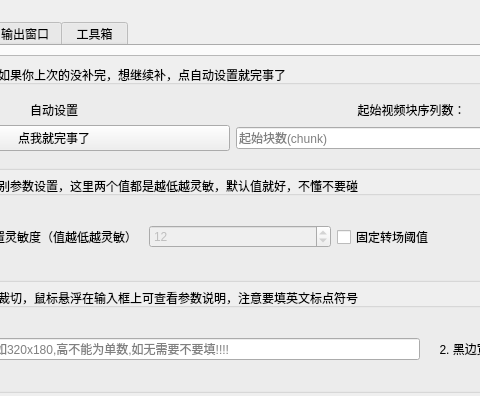
Above: Utils/RIFE_GUI.ui from 100wman/RIFE_GUI before the change; both pictures show x 175 to 655 and y 0 to 396 of the 1173 by 834 pixel window. Below: the same form after it.
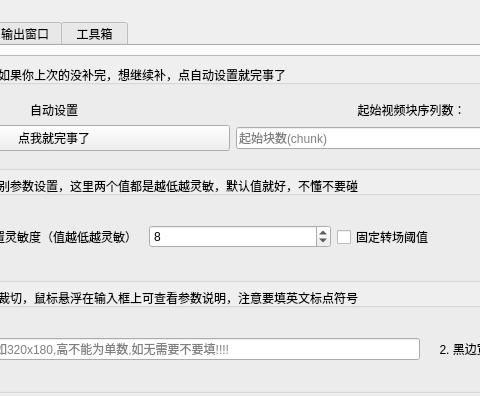
That is the form after the change. The open tabs and pages were chosen to show the change. Icons and pictures are not drawn. Custom widgets are drawn as their Qt base class.

What changed in the file:
```diff
--- a/Utils/RIFE_GUI.ui
+++ b/Utils/RIFE_GUI.ui
@@ -598,7 +598,7 @@
                      <item row="1" column="1">
                       <widget class="MySpinBox" name="ScdetSelector">
                        <property name="enabled">
-                        <bool>false</bool>
+                        <bool>true</bool>
                        </property>
                        <property name="sizePolicy">
                         <sizepolicy hsizetype="Minimum" vsizetype="Fixed">
@@ -616,7 +616,7 @@
                         <number>999</number>
                        </property>
                        <property name="value">
-                        <number>12</number>
+                        <number>8</number>
                        </property>
                       </widget>
                      </item>
```
Left out of the diff: 4 changed lines with no effect on the pictures.
